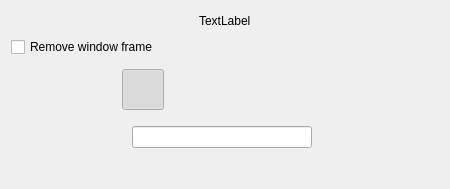
The window that src/cameraOne/QvkCameraOneOptions.ui (vkohaupt/vokoscreenNG) describes before a commit, drawn with Qt 5.
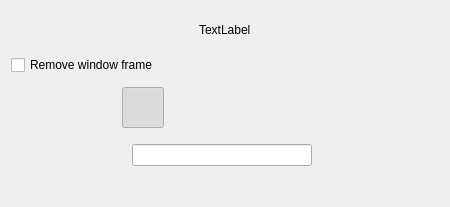
The same window after the commit. Icons and pictures are not drawn.

Commit message: X11 camera window

```diff
--- a/src/cameraOne/QvkCameraOneOptions.ui
+++ b/src/cameraOne/QvkCameraOneOptions.ui
@@ -7,7 +7,7 @@
     <x>0</x>
     <y>0</y>
     <width>450</width>
-    <height>189</height>
+    <height>207</height>
    </rect>
   </property>
   <property name="windowTitle">
```
The commit also changes 2 other files.
